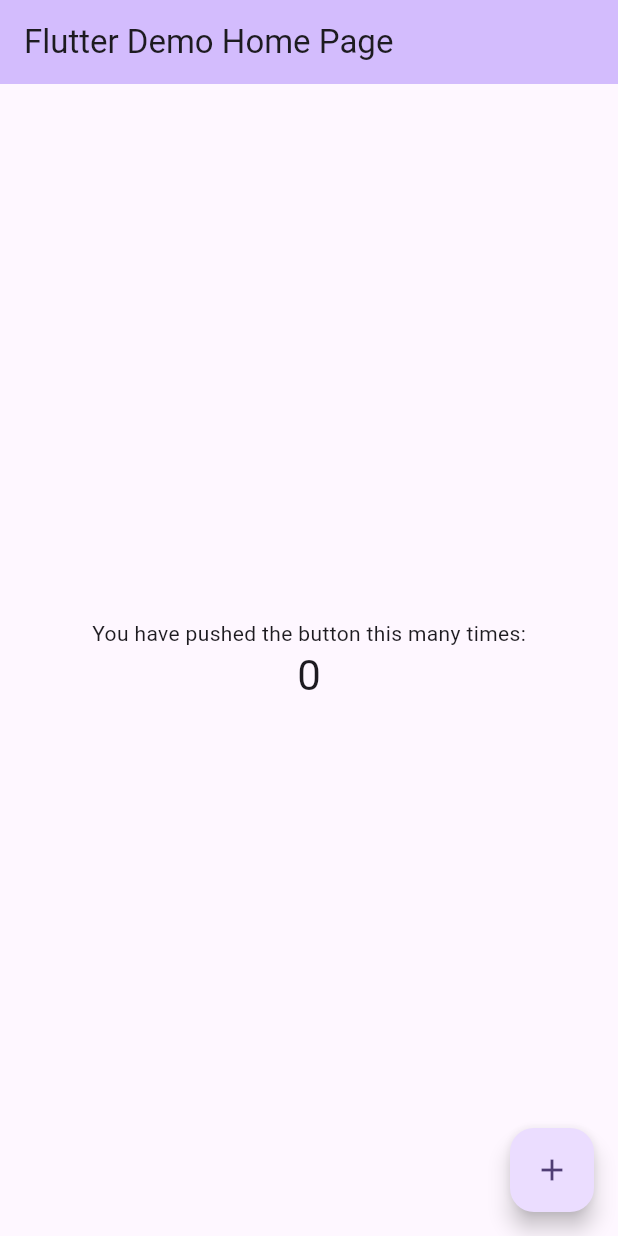
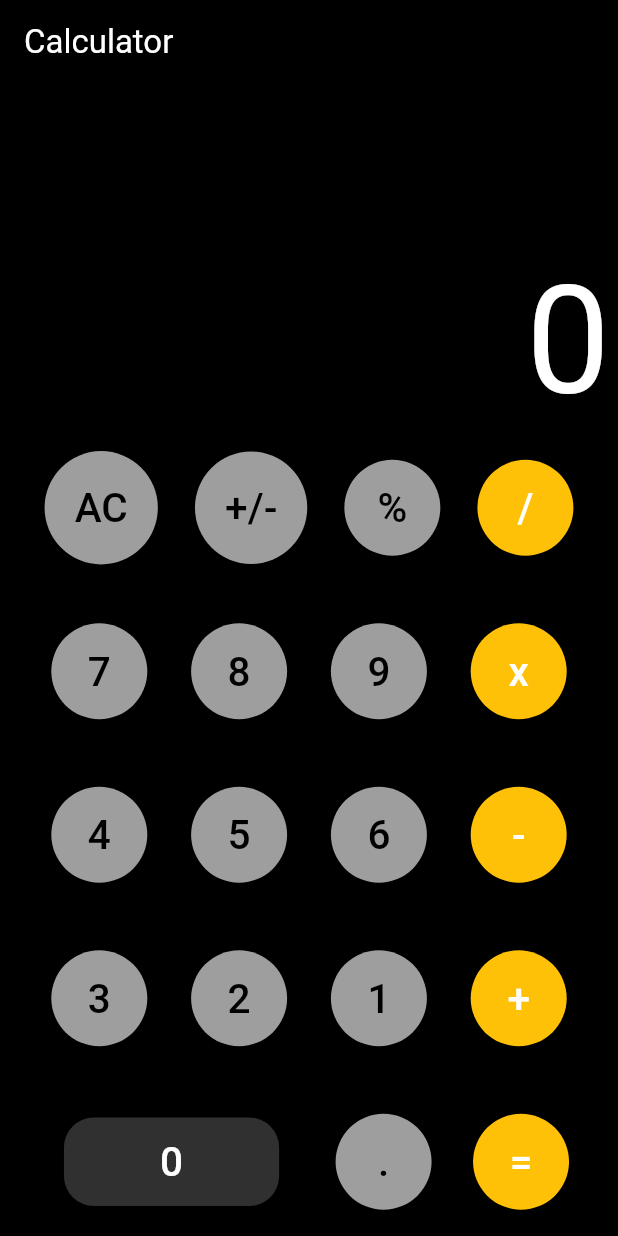
Before and after one commit to thetechracer/azeala_calculator, a Flutter app: the screen it shows after launch, on a phone screen of 412 x 824 dp. Run offline on Flutter 3.47's test engine with Material 3 defaults, Android fonts, the phone set to English and light mode, and no system bars.

Commit message:
Final stage completed

```diff
--- a/lib/main.dart
+++ b/lib/main.dart
@@ -5,121 +5,311 @@
 }
 
 class MyApp extends StatelessWidget {
-  const MyApp({super.key});
+  const MyApp({Key? key}) : super(key: key);
 
-  // This widget is the root of your application.
   @override
   Widget build(BuildContext context) {
     return MaterialApp(
-      title: 'Flutter Demo',
-      theme: ThemeData(
-        // This is the theme of your application.
-        //
-        // TRY THIS: Try running your application with "flutter run". You'll see
-        // the application has a purple toolbar. Then, without quitting the app,
-        // try changing the seedColor in the colorScheme below to Colors.green
-        // and then invoke "hot reload" (save your changes or press the "hot
-        // reload" button in a Flutter-supported IDE, or press "r" if you used
-        // the command line to start the app).
-        //
-        // Notice that the counter didn't reset back to zero; the application
-        // state is not lost during the reload. To reset the state, use hot
-        // restart instead.
-        //
-        // This works for code too, not just values: Most code changes can be
-        // tested with just a hot reload.
-        colorScheme: ColorScheme.fromSeed(seedColor: Colors.deepPurple),
-        useMaterial3: true,
-      ),
-      home: const MyHomePage(title: 'Flutter Demo Home Page'),
+      debugShowCheckedModeBanner: false,
+      home: Calculator(),
     );
   }
 }
 
-class MyHomePage extends StatefulWidget {
-  const MyHomePage({super.key, required this.title});
-
-  // This widget is the home page of your application. It is stateful, meaning
-  // that it has a State object (defined below) that contains fields that affect
-  // how it looks.
-
-  // This class is the configuration for the state. It holds the values (in this
-  // case the title) provided by the parent (in this case the App widget) and
-  // used by the build method of the State. Fields in a Widget subclass are
-  // always marked "final".
-
-  final String title;
+class Calculator extends StatefulWidget {
+  const Calculator({Key? key}) : super(key: key);
 
   @override
-  State<MyHomePage> createState() => _MyHomePageState();
+  _CalculatorState createState() => _CalculatorState();
 }
 
-class _MyHomePageState extends State<MyHomePage> {
-  int _counter = 0;
+class _CalculatorState extends State<Calculator> {
+  dynamic text = '0';
+  double numOne = 0;
+  double numTwo = 0;
 
-  void _incrementCounter() {
+  dynamic result = '';
+  dynamic finalResult = '';
+  dynamic opr = '';
+  dynamic preOpr = '';
+
+  void calculation(String btnText) {
+    if (btnText == 'AC') {
+      setState(() {
+        text = '0';
+        numOne = 0;
+        numTwo = 0;
+        result = '';
+        finalResult = '0';
+        opr = '';
+        preOpr = '';
+      });
+    } else if (opr == '=' && btnText == '=') {
+      if (preOpr == '+') {
+        setState(() {
+          finalResult = add();
+        });
+      } else if (preOpr == '-') {
+        setState(() {
+          finalResult = sub();
+        });
+      } else if (preOpr == 'x') {
+        setState(() {
+          finalResult = mul();
+        });
+      } else if (preOpr == '/') {
+        setState(() {
+          finalResult = div();
+        });
+      }
+    } else if (btnText == '+' ||
+        btnText == '-' ||
+        btnText == 'x' ||
+        btnText == '/' ||
+        btnText == '=') {
+      if (numOne == 0) {
+        setState(() {
+          numOne = double.parse(result);
+        });
+      } else {
+        setState(() {
+          numTwo = double.parse(result);
+        });
+      }
+
+      if (opr == '+') {
+        setState(() {
+          finalResult = add();
+        });
+      } else if (opr == '-') {
+        setState(() {
+          finalResult = sub();
+        });
+      } else if (opr == 'x') {
+        setState(() {
+          finalResult = mul();
+        });
+      } else if (opr == '/') {
+        setState(() {
+          finalResult = div();
+        });
+      }
+      setState(() {
+        preOpr = opr;
+        opr = btnText;
+        result = '';
+      });
+    } else if (btnText == '%') {
+      setState(() {
+        result = numOne / 100;
+        finalResult = doesContainDecimal(result);
+      });
+    } else if (btnText == '.') {
+      setState(() {
+        if (!result.toString().contains('.')) {
+          result = result.toString() + '.';
+        }
+        finalResult = result;
+      });
+    } else if (btnText == '+/-') {
+      setState(() {
+        result.toString().startsWith('-')
+            ? result = result.toString().substring(1)
+            : result = '-' + result.toString();
+        finalResult = result;
+      });
+    } else {
+      setState(() {
+        result = result + btnText;
+        finalResult = result;
+      });
+    }
+
     setState(() {
-      // This call to setState tells the Flutter framework that something has
-      // changed in this State, which causes it to rerun the build method below
-      // so that the display can reflect the updated values. If we changed
-      // _counter without calling setState(), then the build method would not be
-      // called again, and so nothing would appear to happen.
-      _counter++;
+      text = finalResult;
     });
+  }
+
+  String add() {
+    setState(() {
+      result = (numOne + numTwo).toString();
+      numOne = double.parse(result);
+      finalResult = doesContainDecimal(result);
+    });
+    return finalResult;
+  }
+
+  String sub() {
+    setState(() {
+      result = (numOne - numTwo).toString();
+      numOne = double.parse(result);
+      finalResult = doesContainDecimal(result);
+    });
+    return finalResult;
+  }
+
+  String mul() {
+    setState(() {
+      result = (numOne * numTwo).toString();
+      numOne = double.parse(result);
+      finalResult = doesContainDecimal(result);
+    });
+    return finalResult;
+  }
+
+  String div() {
+    setState(() {
+      result = (numOne / numTwo).toString();
+      numOne = double.parse(result);
+      finalResult = doesContainDecimal(result);
+    });
+    return finalResult;
+  }
+
+  String doesContainDecimal(dynamic result) {
+    if (result.toString().contains('.')) {
+      List<String> splitDecimal = result.toString().split('.');
+      if (!(int.parse(splitDecimal[1]) > 0))
+        return result = splitDecimal[0].toString();
+    }
+    return result;
+  }
+
+  Widget calcButton(String btnText, Color btnColor, Color txtColor) {
+    return Container(
+      child: ElevatedButton(
+        onPressed: () {
+          calculation(btnText);
+        },
+        style: ElevatedButton.styleFrom(
+          backgroundColor: btnColor,
+          shape: const CircleBorder(),
+          padding: const EdgeInsets.all(20),
+        ),
+        child: Text(
+          btnText,
+          style: TextStyle(
+            fontSize: 27,
+            color: txtColor,
+          ),
+        ),
+      ),
+    );
   }
 
   @override
   Widget build(BuildContext context) {
-    // This method is rerun every time setState is called, for instance as done
-    // by the _incrementCounter method above.
-    //
-    // The Flutter framework has been optimized to make rerunning build methods
-    // fast, so that you can just rebuild anything that needs updating rather
-    // than having to individually change instances of widgets.
     return Scaffold(
+      backgroundColor: Colors.black,
       appBar: AppBar(
-        // TRY THIS: Try changing the color here to a specific color (to
-        // Colors.amber, perhaps?) and trigger a hot reload to see the AppBar
-        // change color while the other colors stay the same.
-        backgroundColor: Theme.of(context).colorScheme.inversePrimary,
-        // Here we take the value from the MyHomePage object that was created by
-        // the App.build method, and use it to set our appbar title.
-        title: Text(widget.title),
+        backgroundColor: Colors.black,
+        title: const Text(
+          "Calculator",
+          style: TextStyle(color: Colors.white),
+        ),
       ),
-      body: Center(
-        // Center is a layout widget. It takes a single child and positions it
-        // in the middle of the parent.
+      body: Padding(
+        padding: const EdgeInsets.symmetric(horizontal: 5),
         child: Column(
-          // Column is also a layout widget. It takes a list of children and
-          // arranges them vertically. By default, it sizes itself to fit its
-          // children horizontally, and tries to be as tall as its parent.
-          //
-          // Column has various properties to control how it sizes itself and
-          // how it positions its children. Here we use mainAxisAlignment to
-          // center the children vertically; the main axis here is the vertical
-          // axis because Columns are vertical (the cross axis would be
-          // horizontal).
-          //
-          // TRY THIS: Invoke "debug painting" (choose the "Toggle Debug Paint"
-          // action in the IDE, or press "p" in the console), to see the
-          // wireframe for each widget.
-          mainAxisAlignment: MainAxisAlignment.center,
+          mainAxisAlignment: MainAxisAlignment.end,
           children: <Widget>[
-            const Text(
-              'You have pushed the button this many times:',
+            Row(
+              mainAxisAlignment: MainAxisAlignment.end,
+              children: <Widget>[
+                Text(
+                  text,
+                  textAlign: TextAlign.left,
+                  style: TextStyle(
+                    color: Colors.white,
+                    fontSize: 100,
+                  ),
+                )
+              ],
             ),
-            Text(
-              '$_counter',
-              style: Theme.of(context).textTheme.headlineMedium,
+            Row(
+              mainAxisAlignment: MainAxisAlignment.spaceEvenly,
+              children: <Widget>[
+                calcButton("AC", Colors.grey, Colors.black),
+                calcButton("+/-", Colors.grey, Colors.black),
+                calcButton("%", Colors.grey, Colors.black),
+                calcButton("/", Colors.amber, Colors.white),
+              ],
             ),
+            const SizedBox(
+              height: 30,
+            ),
+            Row(
+              mainAxisAlignment: MainAxisAlignment.spaceEvenly,
+              children: <Widget>[
+                calcButton("7", Colors.grey, Colors.black),
+                calcButton("8", Colors.grey, Colors.black),
+                calcButton("9", Colors.grey, Colors.black),
+                calcButton("x", Colors.amber, Colors.white),
+              ],
+            ),
+            const SizedBox(
+              height: 30,
+            ),
+            Row(
+              mainAxisAlignment: MainAxisAlignment.spaceEvenly,
+              children: <Widget>[
+                calcButton("4", Colors.grey, Colors.black),
+                calcButton("5", Colors.grey, Colors.black),
+                calcButton("6", Colors.grey, Colors.black),
+                calcButton("-", Colors.amber, Colors.white),
+              ],
+            ),
+            const SizedBox(
+              height: 30,
+            ),
+            Row(
+              mainAxisAlignment: MainAxisAlignment.spaceEvenly,
+              children: <Widget>[
+                calcButton("3", Colors.grey, Colors.black),
+                calcButton("2", Colors.grey, Colors.black),
+                calcButton("1", Colors.grey, Colors.black),
+                calcButton("+", Colors.amber, Colors.white),
+              ],
+            ),
+            const SizedBox(
+              height: 30,
+            ),
+            Padding(
+              padding: const EdgeInsets.only(bottom: 10),
+              child: Row(
+                mainAxisAlignment: MainAxisAlignment.spaceEvenly,
+                children: <Widget>[
+                  Padding(
+                    padding: const EdgeInsets.fromLTRB(10, 10, 10, 10),
+                    child: ElevatedButton(
+                      style: ElevatedButton.styleFrom(
+                        backgroundColor: Colors.grey[850],
+                        padding: const EdgeInsets.symmetric(
+                            horizontal: 64, vertical: 10),
+                        shape: RoundedRectangleBorder(
+                          borderRadius: BorderRadius.circular(20),
+                        ),
+                      ),
+                      onPressed: () {
+                        calculation("0");
+                      },
+                      child: const Text(
+                        "0",
+                        style: TextStyle(
+                          fontSize: 27,
+                          color: Colors.white,
+                        ),
+                      ),
+                    ),
+                  ),
+                  calcButton(".", Colors.grey, Colors.black),
+                  calcButton("=", Colors.amber, Colors.white),
+                ],
+              ),
+            )
           ],
         ),
       ),
-      floatingActionButton: FloatingActionButton(
-        onPressed: _incrementCounter,
-        tooltip: 'Increment',
-        child: const Icon(Icons.add),
-      ), // This trailing comma makes auto-formatting nicer for build methods.
     );
   }
 }
```
